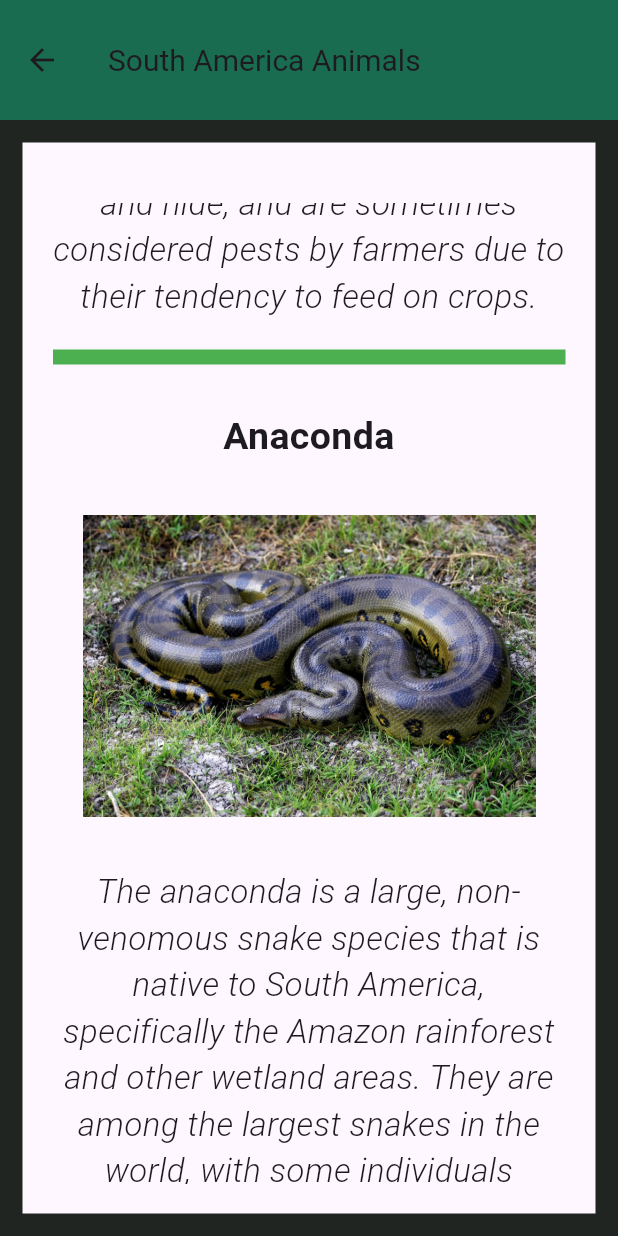
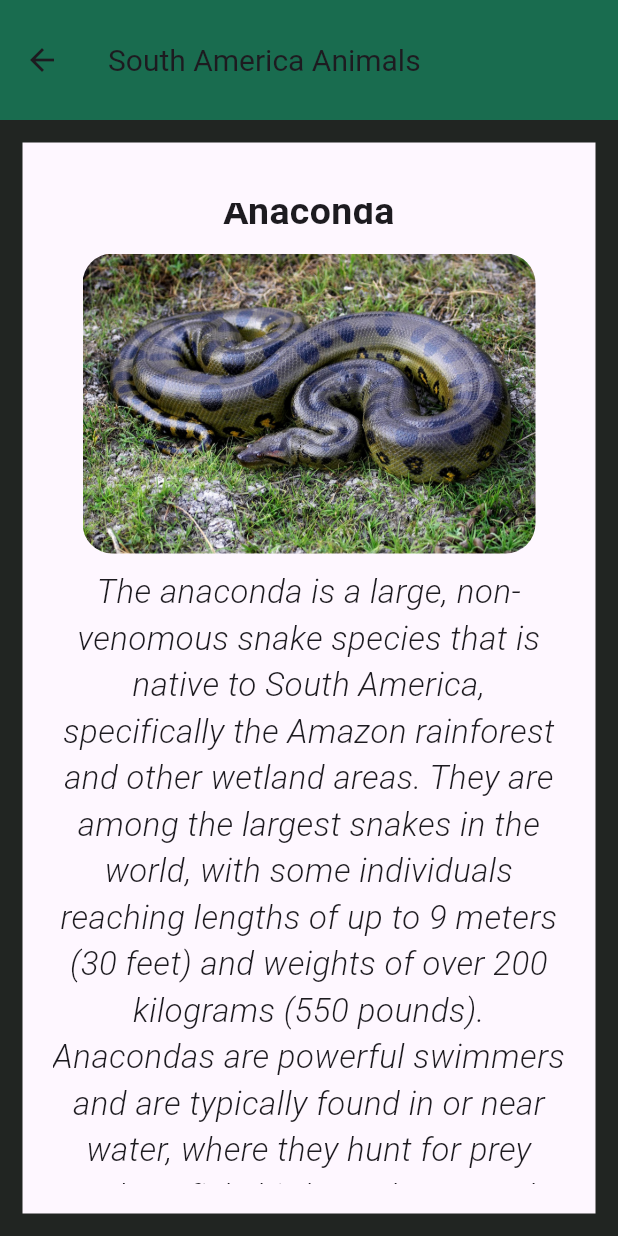
Before and after one commit to isurubandara1/Endemic_Animals_App, a Flutter app: the SouthAmerica screen opened directly, scrolled down 2880 dp, on a phone screen of 412 x 824 dp. Run offline on Flutter 3.47's test engine with Material 3 defaults, Android fonts, the phone set to English and light mode, and no system bars.

Commit message:
few changes in NAmerica.dart and SAmerica.dart file

```diff
--- a/lib/detail/NorthAmerica.dart
+++ b/lib/detail/NorthAmerica.dart
@@ -5,6 +5,7 @@ class NorthAmerica extends StatelessWidget {
   @override
   Widget build(BuildContext context) {
     return Scaffold(
+      //Appbar
       appBar: AppBar(
         toolbarHeight: 80,
         backgroundColor: Color.fromARGB(255, 18, 110, 72),
@@ -15,6 +16,8 @@ class NorthAmerica extends StatelessWidget {
           child: Icon(Icons.arrow_back),
         ),
       ),
+
+      //body
       body: Container(
         decoration: BoxDecoration(
           border: Border.all(
@@ -28,6 +31,7 @@ class NorthAmerica extends StatelessWidget {
             child: Center(
               child: Column(
                 children: [
+                  //First animal details
                   Text(
                     'Vancouver Island marmot',
                     textAlign: TextAlign.center,
@@ -38,11 +42,14 @@ class NorthAmerica extends StatelessWidget {
                   ),
                   Padding(
                     padding: const EdgeInsets.fromLTRB(20, 20, 20, 0),
+                    child: ClipRRect(
+                      borderRadius: BorderRadius.circular(20),
                       child: Image.asset(
                         'assets/Noamr/nam1.jpg',
                         width: double.infinity,
-                      height: 250,
-                      fit: BoxFit.fitWidth,
+                        height: 200,
+                        fit: BoxFit.cover,
+                      ),
                     ),
                   ),
                   Padding(
@@ -65,6 +72,8 @@ class NorthAmerica extends StatelessWidget {
                   SizedBox(
                     height: 30,
                   ),
+
+                  //Second animal details
                   Text(
                     'San Joaquin kit fox',
                     textAlign: TextAlign.center,
@@ -75,11 +84,14 @@ class NorthAmerica extends StatelessWidget {
                   ),
                   Padding(
                     padding: const EdgeInsets.fromLTRB(20, 20, 20, 0),
+                    child: ClipRRect(
+                      borderRadius: BorderRadius.circular(20),
                       child: Image.asset(
                         'assets/Noamr/nam2.jpg',
                         width: double.infinity,
-                      height: 250,
-                      fit: BoxFit.fitWidth,
+                        height: 200,
+                        fit: BoxFit.cover,
+                      ),
                     ),
                   ),
                   Padding(
@@ -101,6 +113,8 @@ class NorthAmerica extends StatelessWidget {
                   SizedBox(
                     height: 30,
                   ),
+
+                  //Thired animal details
                   Text(
                     'Sierra Nevada bighorn sheep',
                     textAlign: TextAlign.center,
@@ -111,11 +125,14 @@ class NorthAmerica extends StatelessWidget {
                   ),
                   Padding(
                     padding: const EdgeInsets.fromLTRB(20, 20, 20, 0),
+                    child: ClipRRect(
+                      borderRadius: BorderRadius.circular(20),
                       child: Image.asset(
                         'assets/Noamr/nam3.jpg',
                         width: double.infinity,
-                      height: 250,
-                      fit: BoxFit.fitWidth,
+                        height: 200,
+                        fit: BoxFit.cover,
+                      ),
                     ),
                   ),
                   Padding(
@@ -137,6 +154,8 @@ class NorthAmerica extends StatelessWidget {
                   SizedBox(
                     height: 30,
                   ),
+
+                  //Forth animal details
                   Text(
                     'Channel Islands fox ',
                     textAlign: TextAlign.center,
@@ -147,11 +166,14 @@ class NorthAmerica extends StatelessWidget {
                   ),
                   Padding(
                     padding: const EdgeInsets.fromLTRB(20, 10, 20, 0),
+                    child: ClipRRect(
+                      borderRadius: BorderRadius.circular(20),
                       child: Image.asset(
                         'assets/Noamr/nam4.jpg',
                         width: double.infinity,
-                      height: 250,
-                      fit: BoxFit.fitWidth,
+                        height: 200,
+                        fit: BoxFit.cover,
+                      ),
                     ),
                   ),
                   Padding(
@@ -173,6 +195,8 @@ class NorthAmerica extends StatelessWidget {
                   SizedBox(
                     height: 30,
                   ),
+
+                  //Fifth animal details
                   Text(
                     'Kirtland\'s warbler',
                     textAlign: TextAlign.center,
@@ -183,11 +207,14 @@ class NorthAmerica extends StatelessWidget {
                   ),
                   Padding(
                     padding: const EdgeInsets.fromLTRB(20, 20, 20, 0),
+                    child: ClipRRect(
+                      borderRadius: BorderRadius.circular(20),
                       child: Image.asset(
                         'assets/Noamr/nam5.jpg',
                         width: double.infinity,
-                      height: 250,
-                      fit: BoxFit.fitWidth,
+                        height: 200,
+                        fit: BoxFit.cover,
+                      ),
                     ),
                   ),
                   Padding(
@@ -209,6 +236,8 @@ class NorthAmerica extends StatelessWidget {
                   SizedBox(
                     height: 30,
                   ),
+
+                  //Sixth animal details
                   Text(
                     'Gunnison sage-grouse ',
                     textAlign: TextAlign.center,
@@ -219,11 +248,14 @@ class NorthAmerica extends StatelessWidget {
                   ),
                   Padding(
                     padding: const EdgeInsets.fromLTRB(20, 10, 20, 0),
+                    child: ClipRRect(
+                      borderRadius: BorderRadius.circular(20),
                       child: Image.asset(
                         'assets/Noamr/nam6.jpg',
                         width: double.infinity,
-                      height: 250,
-                      fit: BoxFit.fitWidth,
+                        height: 200,
+                        fit: BoxFit.cover,
+                      ),
                     ),
                   ),
                   Padding(
@@ -245,6 +277,8 @@ class NorthAmerica extends StatelessWidget {
                   SizedBox(
                     height: 30,
                   ),
+
+                  //Seventh animal details
                   Text(
                     'Texas horned lizard',
                     textAlign: TextAlign.center,
@@ -255,11 +289,14 @@ class NorthAmerica extends StatelessWidget {
                   ),
                   Padding(
                     padding: const EdgeInsets.fromLTRB(20, 20, 20, 0),
+                    child: ClipRRect(
+                      borderRadius: BorderRadius.circular(20),
                       child: Image.asset(
                         'assets/Noamr/nam7.jpg',
                         width: double.infinity,
-                      height: 250,
-                      fit: BoxFit.fitWidth,
+                        height: 200,
+                        fit: BoxFit.cover,
+                      ),
                     ),
                   ),
                   Padding(
@@ -281,6 +318,8 @@ class NorthAmerica extends StatelessWidget {
                   SizedBox(
                     height: 30,
                   ),
+
+                  //Eight animal details
                   Text(
                     'Mexican gray wolf',
                     textAlign: TextAlign.center,
@@ -291,11 +330,14 @@ class NorthAmerica extends StatelessWidget {
                   ),
                   Padding(
                     padding: const EdgeInsets.fromLTRB(20, 20, 20, 0),
+                    child: ClipRRect(
+                      borderRadius: BorderRadius.circular(20),
                       child: Image.asset(
                         'assets/Noamr/nam8.jpg',
                         width: double.infinity,
-                      height: 250,
-                      fit: BoxFit.fitWidth,
+                        height: 200,
+                        fit: BoxFit.cover,
+                      ),
                     ),
                   ),
                   Padding(
@@ -317,6 +359,8 @@ class NorthAmerica extends StatelessWidget {
                   SizedBox(
                     height: 30,
                   ),
+
+                  //Nineth animal details
                   Text(
                     'Florida panther',
                     textAlign: TextAlign.center,
@@ -327,11 +371,14 @@ class NorthAmerica extends StatelessWidget {
                   ),
                   Padding(
                     padding: const EdgeInsets.fromLTRB(20, 20, 20, 0),
+                    child: ClipRRect(
+                      borderRadius: BorderRadius.circular(20),
                       child: Image.asset(
                         'assets/Noamr/nam9.jpg',
                         width: double.infinity,
-                      height: 250,
-                      fit: BoxFit.fitWidth,
+                        height: 200,
+                        fit: BoxFit.cover,
+                      ),
                     ),
                   ),
                   Padding(
@@ -353,6 +400,8 @@ class NorthAmerica extends StatelessWidget {
                   SizedBox(
                     height: 30,
                   ),
+
+                  //Tenth animal details
                   Text(
                     'Jaguarundi ',
                     textAlign: TextAlign.center,
@@ -363,11 +412,14 @@ class NorthAmerica extends StatelessWidget {
                   ),
                   Padding(
                     padding: const EdgeInsets.fromLTRB(20, 20, 20, 0),
+                    child: ClipRRect(
+                      borderRadius: BorderRadius.circular(20),
                       child: Image.asset(
                         'assets/Noamr/nam10.jpg',
                         width: double.infinity,
-                      height: 250,
-                      fit: BoxFit.fitWidth,
+                        height: 200,
+                        fit: BoxFit.cover,
+                      ),
                     ),
                   ),
                   Padding(
--- a/lib/detail/SouthAmerica.dart
+++ b/lib/detail/SouthAmerica.dart
@@ -7,6 +7,7 @@ class SouthAmerica extends StatelessWidget {
   @override
   Widget build(BuildContext context) {
     return Scaffold(
+      //AppBar
       appBar: AppBar(
         toolbarHeight: 80,
         backgroundColor: Color.fromARGB(255, 18, 110, 72),
@@ -17,6 +18,8 @@ class SouthAmerica extends StatelessWidget {
           child: Icon(Icons.arrow_back),
         ),
       ),
+
+      //body
       body: Container(
         decoration: BoxDecoration(
           border: Border.all(
@@ -30,6 +33,7 @@ class SouthAmerica extends StatelessWidget {
             child: Center(
               child: Column(
                 children: [
+                  //First animal details
                   Text(
                     'Jaguar',
                     textAlign: TextAlign.center,
@@ -40,11 +44,14 @@ class SouthAmerica extends StatelessWidget {
                   ),
                   Padding(
                     padding: const EdgeInsets.fromLTRB(20, 20, 20, 0),
+                    child: ClipRRect(
+                      borderRadius: BorderRadius.circular(20),
                       child: Image.asset(
                         'assets/SoAmr/sam1.jpg',
                         width: double.infinity,
-                      height: 250,
-                      fit: BoxFit.fitWidth,
+                        height: 200,
+                        fit: BoxFit.cover,
+                      ),
                     ),
                   ),
                   Padding(
@@ -67,6 +74,8 @@ class SouthAmerica extends StatelessWidget {
                   SizedBox(
                     height: 30,
                   ),
+
+                  //Second animal details
                   Text(
                     'Andean condor',
                     textAlign: TextAlign.center,
@@ -77,11 +86,14 @@ class SouthAmerica extends StatelessWidget {
                   ),
                   Padding(
                     padding: const EdgeInsets.fromLTRB(20, 20, 20, 0),
+                    child: ClipRRect(
+                      borderRadius: BorderRadius.circular(20),
                       child: Image.asset(
                         'assets/SoAmr/sam2.jpg',
                         width: double.infinity,
-                      height: 250,
-                      fit: BoxFit.fitWidth,
+                        height: 200,
+                        fit: BoxFit.cover,
+                      ),
                     ),
                   ),
                   Padding(
@@ -103,6 +115,8 @@ class SouthAmerica extends StatelessWidget {
                   SizedBox(
                     height: 30,
                   ),
+
+                  //Thired animal details
                   Text(
                     'Capybara',
                     textAlign: TextAlign.center,
@@ -113,11 +127,14 @@ class SouthAmerica extends StatelessWidget {
                   ),
                   Padding(
                     padding: const EdgeInsets.fromLTRB(20, 20, 20, 0),
+                    child: ClipRRect(
+                      borderRadius: BorderRadius.circular(20),
                       child: Image.asset(
                         'assets/SoAmr/sam3.jpg',
                         width: double.infinity,
-                      height: 250,
-                      fit: BoxFit.fitWidth,
+                        height: 200,
+                        fit: BoxFit.cover,
+                      ),
                     ),
                   ),
                   Padding(
@@ -139,6 +156,8 @@ class SouthAmerica extends StatelessWidget {
                   SizedBox(
                     height: 30,
                   ),
+
+                  //Fourth animal details
                   Text(
                     'Anaconda',
                     textAlign: TextAlign.center,
@@ -149,17 +168,20 @@ class SouthAmerica extends StatelessWidget {
                   ),
                   Padding(
                     padding: const EdgeInsets.fromLTRB(20, 10, 20, 0),
+                    child: ClipRRect(
+                      borderRadius: BorderRadius.circular(20),
                       child: Image.asset(
                         'assets/SoAmr/sam4.jpg',
                         width: double.infinity,
-                      height: 250,
-                      fit: BoxFit.fitWidth,
+                        height: 200,
+                        fit: BoxFit.cover,
+                      ),
                     ),
                   ),
                   Padding(
                     padding: const EdgeInsets.fromLTRB(0, 10, 0, 20),
                     child: Text(
-                      'The anaconda is a large, non-venomous snake species that is native to South America, specifically the Amazon rainforest and other wetland areas. They are among the largest snakes in the world, with some individuals reaching lengths of up to 9 meters (30 feet) and weights of over 250 kilograms (550 pounds). Anacondas are powerful swimmers and are typically found in or near water, where they hunt for prey such as fish, birds, and mammals such as capybaras and deer. They are constrictors and kill their prey by wrapping their powerful bodies around them and squeezing until they suffocate. Anacondas are not generally considered a threat to humans, although there have been some reports of attacks on humans in rare cases. ',
+                      'The anaconda is a large, non-venomous snake species that is native to South America, specifically the Amazon rainforest and other wetland areas. They are among the largest snakes in the world, with some individuals reaching lengths of up to 9 meters (30 feet) and weights of over 200 kilograms (550 pounds). Anacondas are powerful swimmers and are typically found in or near water, where they hunt for prey such as fish, birds, and mammals such as capybaras and deer. They are constrictors and kill their prey by wrapping their powerful bodies around them and squeezing until they suffocate. Anacondas are not generally considered a threat to humans, although there have been some reports of attacks on humans in rare cases. ',
                       textAlign: TextAlign.center,
                       style: TextStyle(
                           fontSize: 22,
@@ -175,6 +197,8 @@ class SouthAmerica extends StatelessWidget {
                   SizedBox(
                     height: 30,
                   ),
+
+                  //Fifth animal details
                   Text(
                     'Spectacled bear',
                     textAlign: TextAlign.center,
@@ -185,11 +209,14 @@ class SouthAmerica extends StatelessWidget {
                   ),
                   Padding(
                     padding: const EdgeInsets.fromLTRB(20, 20, 20, 0),
+                    child: ClipRRect(
+                      borderRadius: BorderRadius.circular(20),
                       child: Image.asset(
                         'assets/SoAmr/sam5.jpg',
                         width: double.infinity,
-                      height: 250,
-                      fit: BoxFit.fitWidth,
+                        height: 200,
+                        fit: BoxFit.fill,
+                      ),
                     ),
                   ),
                   Padding(
@@ -211,6 +238,8 @@ class SouthAmerica extends StatelessWidget {
                   SizedBox(
                     height: 30,
                   ),
+
+                  //Sixth animal details
                   Text(
                     'Galapagos tortoise ',
                     textAlign: TextAlign.center,
@@ -221,11 +250,14 @@ class SouthAmerica extends StatelessWidget {
                   ),
                   Padding(
                     padding: const EdgeInsets.fromLTRB(20, 10, 20, 0),
+                    child: ClipRRect(
+                      borderRadius: BorderRadius.circular(20),
                       child: Image.asset(
                         'assets/SoAmr/sam6.jpg',
                         width: double.infinity,
-                      height: 250,
-                      fit: BoxFit.fitWidth,
+                        height: 200,
+                        fit: BoxFit.cover,
+                      ),
                     ),
                   ),
                   Padding(
@@ -247,6 +279,8 @@ class SouthAmerica extends StatelessWidget {
                   SizedBox(
                     height: 30,
                   ),
+
+                  //Seventh animal details
                   Text(
                     'Hoatzin',
                     textAlign: TextAlign.center,
@@ -257,11 +291,14 @@ class SouthAmerica extends StatelessWidget {
                   ),
                   Padding(
                     padding: const EdgeInsets.fromLTRB(20, 20, 20, 0),
+                    child: ClipRRect(
+                      borderRadius: BorderRadius.circular(20),
                       child: Image.asset(
                         'assets/SoAmr/sam7.jpg',
                         width: double.infinity,
-                      height: 250,
-                      fit: BoxFit.fitWidth,
+                        height: 200,
+                        fit: BoxFit.cover,
+                      ),
                     ),
                   ),
                   Padding(
@@ -283,6 +320,8 @@ class SouthAmerica extends StatelessWidget {
                   SizedBox(
                     height: 30,
                   ),
+
+                  //Eight animal details
                   Text(
                     'Vicuña',
                     textAlign: TextAlign.center,
@@ -293,11 +332,14 @@ class SouthAmerica extends StatelessWidget {
                   ),
                   Padding(
                     padding: const EdgeInsets.fromLTRB(20, 20, 20, 0),
+                    child: ClipRRect(
+                      borderRadius: BorderRadius.circular(20),
                       child: Image.asset(
                         'assets/SoAmr/sam8.jpg',
                         width: double.infinity,
-                      height: 250,
-                      fit: BoxFit.fitWidth,
+                        height: 200,
+                        fit: BoxFit.cover,
+                      ),
                     ),
                   ),
                   Padding(
@@ -319,6 +361,8 @@ class SouthAmerica extends StatelessWidget {
                   SizedBox(
                     height: 30,
                   ),
+
+                  //Nineth animal details
                   Text(
                     'Poison dart frog',
                     textAlign: TextAlign.center,
@@ -329,11 +373,14 @@ class SouthAmerica extends StatelessWidget {
                   ),
                   Padding(
                     padding: const EdgeInsets.fromLTRB(20, 20, 20, 0),
+                    child: ClipRRect(
+                      borderRadius: BorderRadius.circular(20),
                       child: Image.asset(
                         'assets/SoAmr/sam9.jpg',
                         width: double.infinity,
-                      height: 250,
-                      fit: BoxFit.fitWidth,
+                        height: 200,
+                        fit: BoxFit.fill,
+                      ),
                     ),
                   ),
                   Padding(
@@ -355,6 +402,8 @@ class SouthAmerica extends StatelessWidget {
                   SizedBox(
                     height: 30,
                   ),
+
+                  //Tenth animal details
                   Text(
                     'Pink river dolphin ',
                     textAlign: TextAlign.center,
@@ -365,11 +414,14 @@ class SouthAmerica extends StatelessWidget {
                   ),
                   Padding(
                     padding: const EdgeInsets.fromLTRB(20, 20, 20, 0),
+                    child: ClipRRect(
+                      borderRadius: BorderRadius.circular(20),
                       child: Image.asset(
                         'assets/SoAmr/sam10.jpg',
                         width: double.infinity,
-                      height: 250,
-                      fit: BoxFit.fitWidth,
+                        height: 200,
+                        fit: BoxFit.cover,
+                      ),
                     ),
                   ),
                   Padding(
```
Lines whose indentation alone changed are shown as unchanged.
